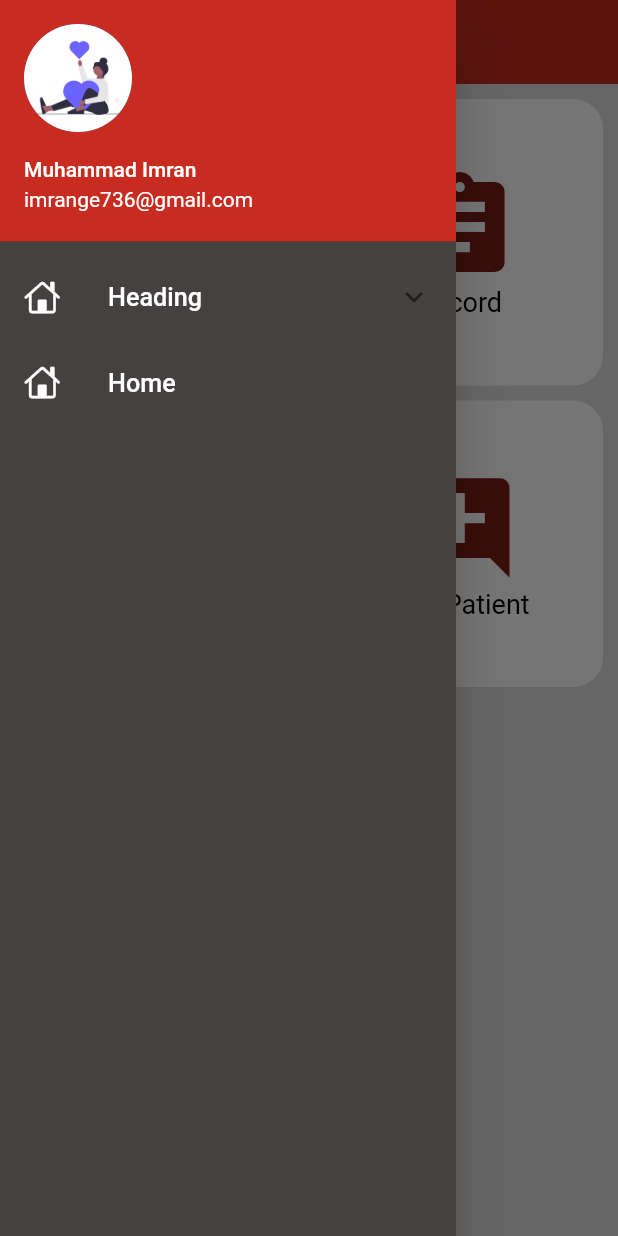
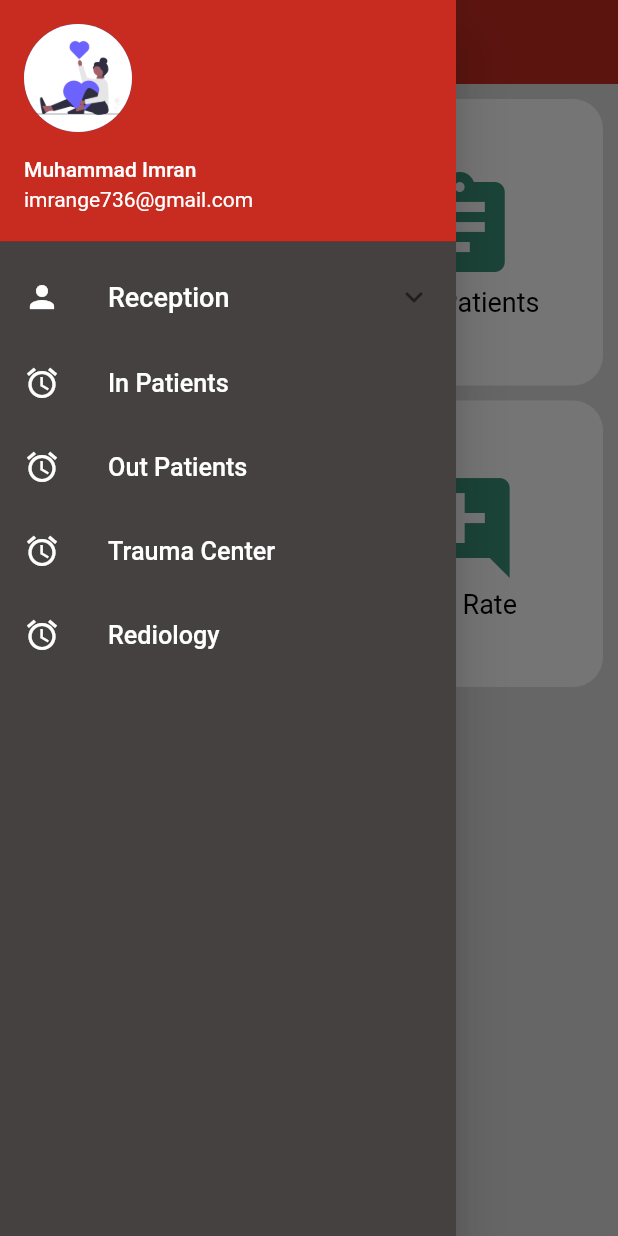
Before and after one commit to marooti/login_Page, a Flutter app: the HomePage screen opened by its route, with the side drawer open, on a phone screen of 412 x 824 dp. Run offline on Flutter 3.47's test engine with Material 2 defaults, Android fonts, the phone set to English and light mode, and no system bars.

Commit message:
Changing done in Header and Grid

```diff
--- a/lib/pages/home_page.dart
+++ b/lib/pages/home_page.dart
@@ -35,8 +35,8 @@ class HomePage extends StatelessWidget {
                 mainAxisAlignment: MainAxisAlignment.center,
                 children: [
 
-                  Icon(Icons.person, size: 80, color: Color.fromARGB(255, 123, 29, 22),),
-                  Text("Register patient",style: TextStyle(color: Colors.black,fontSize: 18),)
+                  Icon(Icons.person, size: 80, color: Color.fromARGB(255, 58, 145, 121),),
+                  Text("Invoice Orders",style: TextStyle(color: Colors.black,fontSize: 18),)
                 ],
               ),
               ),
@@ -47,8 +47,8 @@ class HomePage extends StatelessWidget {
                 mainAxisAlignment: MainAxisAlignment.center,
                 children: [
 
-                  Icon(Icons.assignment, size: 80, color: Color.fromARGB(255, 123, 29, 22),),
-                  Text("Record",style: TextStyle(color: Colors.black,fontSize: 18),)
+                  Icon(Icons.assignment, size: 80, color: Color.fromARGB(255, 58, 145, 121),),
+                  Text("New Patients",style: TextStyle(color: Colors.black,fontSize: 18),)
                 ],
               ),
               ),
@@ -59,8 +59,8 @@ class HomePage extends StatelessWidget {
                 mainAxisAlignment: MainAxisAlignment.center,
                 children: [
 
-                  Icon(Icons.house, size: 80, color: Color.fromARGB(255, 123, 29, 22),),
-                  Text("Detail of Patient",style: TextStyle(color: Colors.black,fontSize: 18),)
+                  Icon(Icons.house, size: 80, color: Color.fromARGB(255, 58, 145, 121),),
+                  Text("New Orders",style: TextStyle(color: Colors.black,fontSize: 18),)
                 ],
               ),
               ),
@@ -71,8 +71,8 @@ class HomePage extends StatelessWidget {
                 mainAxisAlignment: MainAxisAlignment.center,
                 children: [
 
-                  Icon(Icons.add_comment, size: 80, color: Color.fromARGB(255, 123, 29, 22),),
-                  Text("Add Patient",style: TextStyle(color: Colors.black,fontSize: 18),
+                  Icon(Icons.add_comment, size: 80, color: Color.fromARGB(255, 58, 145, 121),),
+                  Text("OPD Rate",style: TextStyle(color: Colors.black,fontSize: 18),
                   )
                 ],
               ),
--- a/lib/widgets/drawer.dart
+++ b/lib/widgets/drawer.dart
@@ -1,6 +1,5 @@
 import 'package:flutter/cupertino.dart';
 import 'package:flutter/material.dart';
-
 
 class MyDrawer extends StatelessWidget {
   const MyDrawer({Key? key}) : super(key: key);
@@ -15,9 +14,8 @@ class MyDrawer extends StatelessWidget {
             DrawerHeader(
               padding: EdgeInsets.zero,
               child: UserAccountsDrawerHeader(
-                decoration: BoxDecoration(
-                  color: Color.fromARGB(255, 200, 44, 32)
-                ),
+                decoration:
+                    BoxDecoration(color: Color.fromARGB(255, 200, 44, 32)),
                 margin: EdgeInsets.zero,
                 accountName: Text("Muhammad Imran"),
                 accountEmail: Text("imrange736@gmail.com"),
@@ -27,64 +25,106 @@ class MyDrawer extends StatelessWidget {
               ),
             ),
             ExpansionTile(
-              leading: Icon(
-                CupertinoIcons.home,
+              title: Text("Reception",
+              style: TextStyle(color: Colors.white,fontSize: 18),),
+              leading: Icon(Icons.person,
               color: Colors.white,
-              ),
-          title: Text('Heading',
-          textScaleFactor: 1.2,
-          style: TextStyle(
-            color: Colors.white,
+              ), //add icon
+              childrenPadding: EdgeInsets.only(left: 60),
+              children: [
+                ListTile(
+                  title: Text("Registration",
+                  style: TextStyle(color: Colors.white,fontSize: 16),
                   ),
 
+                  onTap: () {
+                    //action on press
+                  },
                 ),
-          children: <Widget>[
-            Center(
-              child: Padding(
-                padding: new EdgeInsets.only(
-                  left: 70,
+
+                ListTile(
+                  title: Text("Invoice",
+                  style: TextStyle(color: Colors.white,fontSize: 16),),
+                  onTap: () {
+                    //action on press
+                  },
                 ),
-                child: Align(
-                  alignment: Alignment.topLeft,
-                  child: Column(
-                    mainAxisAlignment: MainAxisAlignment.end,
-                    mainAxisSize: MainAxisSize.max,
-                    children: <Widget>[
-                      Text('subHeading1',
-                      textScaleFactor: 1.1,
-                      style: TextStyle(
-                        color: Colors.white,
+                ListTile(
+                  title: Text("Cancel Request",
+                  style: TextStyle(color: Colors.white,fontSize: 16),),
+                  onTap: () {
+                    //action on press
+                  },
                 ),
+                ListTile(
+                  title: Text("Credit Note",
+                  style: TextStyle(color: Colors.white,fontSize: 16),),
+                  onTap: () {
+                    //action on press
+                  },
                 ),
-                      SizedBox(
-                        height: 10.0,
+                ListTile(
+                  title: Text("Republish Invoice",
+                  style: TextStyle(color: Colors.white,fontSize: 16),),
+                  onTap: () {
+                    //action on press
+                  },
                 ),
-                      Text('subHeading1',
-                      textScaleFactor: 1.1,
-                      style: TextStyle(
-                        color: Colors.white,
+                ListTile(
+                  title: Text("Cash Detail",
+                  style: TextStyle(color: Colors.white,fontSize: 16),),
+                  onTap: () {
+                    //action on press
+                  },
                 ),
-                      ),
-                    ],
-                  ),
-                ),
-              ),
-            ),
+
+                //more child menu
               ],
             ),
             ListTile(
               leading: Icon(
-                CupertinoIcons.home,
+                Icons.access_alarm,
                 color: Colors.white,
               ),
               title: Text(
-                "Home",
+                "In Patients",
                 textScaleFactor: 1.2,
-                style: TextStyle(
-                  color: Colors.white
+                style: TextStyle(color: Colors.white),
               ),
             ),
-            )
+            ListTile(
+              leading: Icon(
+                Icons.access_alarm,
+                color: Colors.white,
+              ),
+              title: Text(
+                "Out Patients",
+                textScaleFactor: 1.2,
+                style: TextStyle(color: Colors.white),
+              ),
+            ),
+            ListTile(
+              leading: Icon(
+                Icons.access_alarm,
+                color: Colors.white,
+              ),
+              title: Text(
+                "Trauma Center",
+                textScaleFactor: 1.2,
+                style: TextStyle(color: Colors.white),
+              ),
+            ),
+            ListTile(
+              leading: Icon(
+                Icons.access_alarm,
+                color: Colors.white,
+              ),
+              title: Text(
+                "Rediology",
+                textScaleFactor: 1.2,
+                style: TextStyle(color: Colors.white),
+              ),
+            ),
           ],
         ),
       ),
```
Lines whose indentation alone changed are shown as unchanged.
